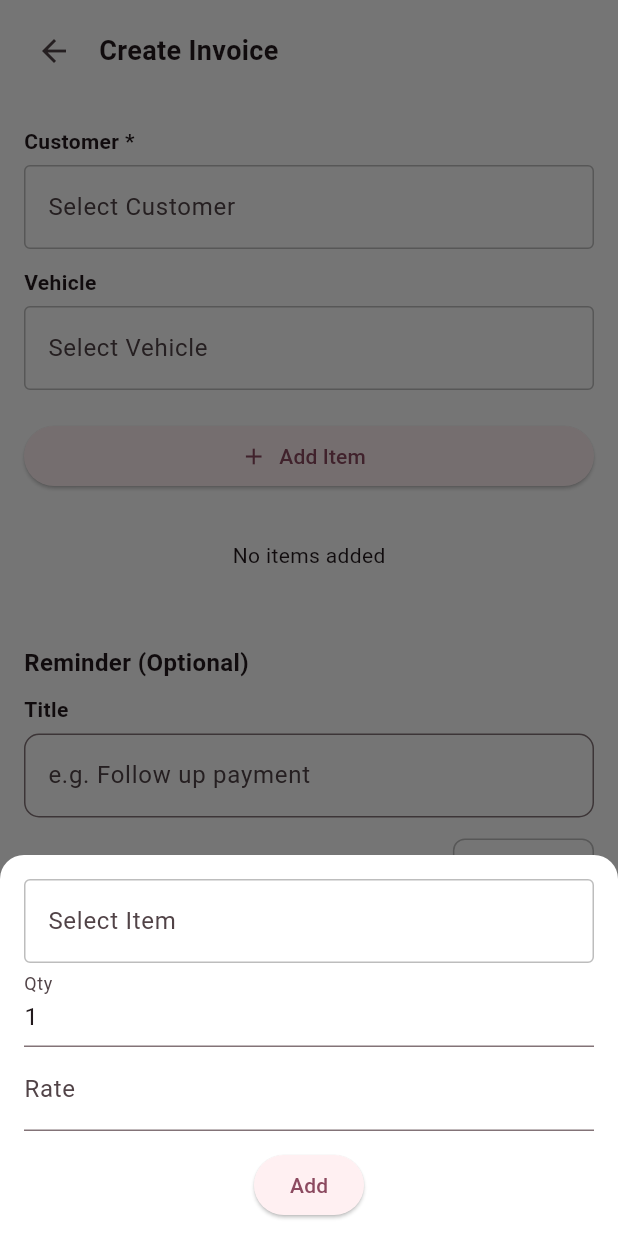
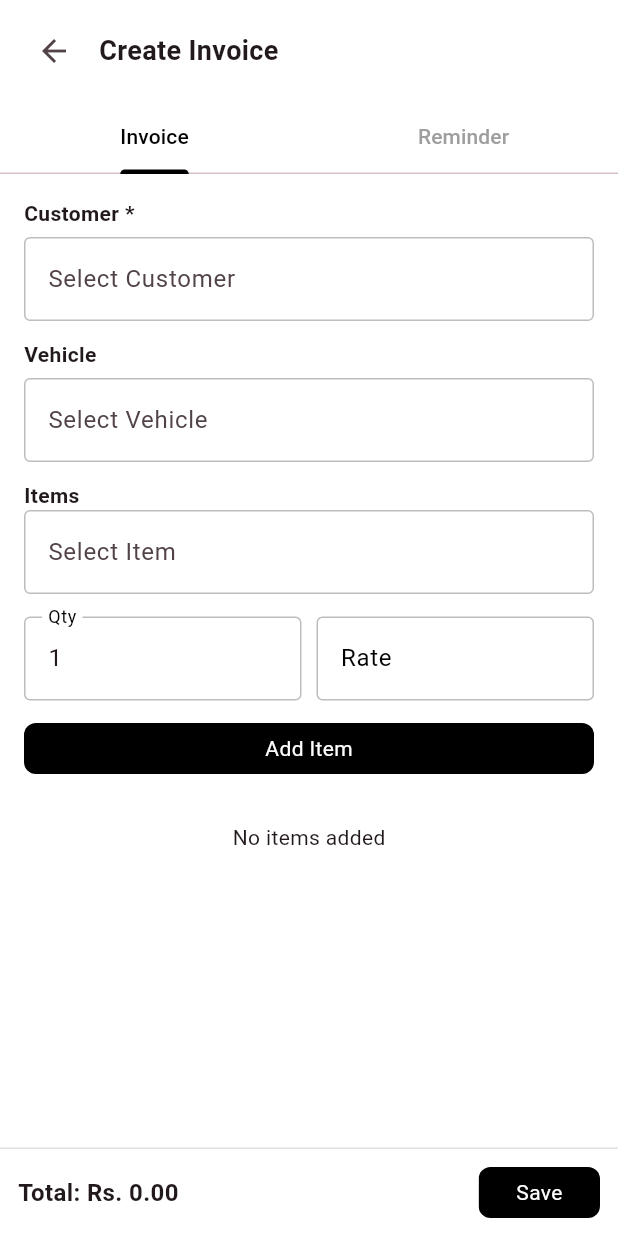
Before and after one commit to Hemal2193/The_Car_Surgeon, a Flutter app: the CreateInvoiceScreen screen opened directly, after a tap on "Add Item", on a phone screen of 412 x 824 dp. Run offline on Flutter 3.47's test engine with Material 3 defaults, Android fonts, the light colour scheme and no system bars; our stand-ins replace get, hive, hive_flutter, pdf, printing; missing offline and left inert: file_selector, syncfusion_flutter_pdfviewer, window_manager; accounts and stored records are empty.

Commit message:
refactor: Clean up imports and improve UI layout in invoice and dashboard screens

```diff
--- a/lib/main.dart
+++ b/lib/main.dart
@@ -1,7 +1,6 @@
 import 'dart:io';
 
 import 'package:flutter/material.dart';
-import 'package:flutter/services.dart';
 import 'package:get/get.dart';
 import 'package:hive_flutter/hive_flutter.dart';
 import 'package:path_provider/path_provider.dart';
--- a/lib/screens/dashboard/dashboard_screen.dart
+++ b/lib/screens/dashboard/dashboard_screen.dart
@@ -565,7 +565,7 @@ class _DashboardScreenState extends State<DashboardScreen> {
         if (customer != null) customer.name,
 
         if (vehicle != null)
-          '${vehicle.make} ${vehicle.model} (${vehicle.registrationNumber})',
+          '${vehicle.make} ${vehicle.model} \n${vehicle.registrationNumber}',
 
         // 'Due: '
         //     '${reminder.dueDate.day.toString().padLeft(2, '0')}-'
@@ -595,7 +595,7 @@ class _DashboardScreenState extends State<DashboardScreen> {
               label,
               style: TextStyle(
                 color: color,
-                fontSize: 11,
+                fontSize: 9,
                 fontWeight: FontWeight.w600,
               ),
             ),
--- a/lib/screens/invoices/create_invoice_screen.dart
+++ b/lib/screens/invoices/create_invoice_screen.dart
@@ -9,6 +9,7 @@ import 'package:tcs/utils/responsive.dart';
 import 'package:tcs/widgets/app_selector.dart';
 import 'package:tcs/widgets/app_titlebar.dart';
 import 'package:tcs/widgets/custom_button.dart';
+import 'package:tcs/widgets/delete_confirmation_dialog.dart';
 
 import '../../models/customer_model.dart';
 import '../../models/vehicle_model.dart';
@@ -319,36 +320,37 @@ class _CreateInvoiceScreenState extends State<CreateInvoiceScreen> {
   }
 
   Widget _buildMobileCreateInvoice(BuildContext context) {
-    return Scaffold(
+    return DefaultTabController(
+      length: 2,
+      child: Scaffold(
         backgroundColor: Colors.white,
         body: SafeArea(
           child: Column(
             children: [
               _mobileTopBar(),
-
-            Expanded(
-              child: ListView(
-                padding: const EdgeInsets.all(16),
-                children: [
-                  _mobileCustomerSelector(),
-                  const SizedBox(height: 12),
-
-                  _mobileVehicleSelector(),
-                  const SizedBox(height: 20),
-
-                  _mobileAddItemButton(),
-                  const SizedBox(height: 12),
-
-                  _mobileItemsList(),
-
-                  const SizedBox(height: 20),
-                  _mobileReminderSection(),
+              Container(
+                color: Colors.white,
+                child: const TabBar(
+                  labelColor: Colors.black,
+                  unselectedLabelColor: Colors.grey,
+                  indicatorColor: Colors.black,
+                  tabs: [
+                    Tab(text: 'Invoice'),
+                    Tab(text: 'Reminder'),
                   ],
                 ),
               ),
-
+              Expanded(
+                child: TabBarView(
+                  children: [
+                    _buildMobileInvoiceTab(),
+                    _buildMobileReminderTab(),
+                  ],
+                ),
+              ),
               _mobileBottomBar(),
             ],
+          ),
         ),
       ),
     );
@@ -427,13 +429,17 @@ class _CreateInvoiceScreenState extends State<CreateInvoiceScreen> {
   }
 
   Widget _mobileAddItemButton() {
-    return SizedBox(
-      width: double.infinity,
-      child: ElevatedButton.icon(
-        icon: const Icon(Icons.add),
-        label: const Text("Add Item"),
-        onPressed: _openAddItemSheet,
-      ),
+    return cButton(
+      () {
+        setState(() {
+          qty = int.tryParse(qtyController.text) ?? 1;
+          rate = double.tryParse(rateController.text) ?? 0;
+        });
+
+        addToInvoice();
+      },
+      "Add Item",
+      true,
     );
   }
 
@@ -448,6 +454,7 @@ class _CreateInvoiceScreenState extends State<CreateInvoiceScreen> {
     }
 
     return Column(
+      crossAxisAlignment: CrossAxisAlignment.start,
       children: List.generate(rows.length, (i) {
         final r = rows[i];
         return _itemCard(r, i);
@@ -456,41 +463,49 @@ class _CreateInvoiceScreenState extends State<CreateInvoiceScreen> {
   }
 
   Widget _itemCard(_InvoiceRow r, int index) {
-    return Card(
-      margin: const EdgeInsets.only(bottom: 10),
-      child: Padding(
-        padding: const EdgeInsets.all(12),
+    return Padding(
+      padding: const EdgeInsets.only(bottom: 10),
+      child: Container(
+        width: double.infinity,
+        decoration: BoxDecoration(
+          border: Border.all(color: Colors.grey.shade400),
+          borderRadius: BorderRadius.circular(8),
+        ),
+        child: Stack(
+          children: [
+            Padding(
+              padding: const EdgeInsets.symmetric(horizontal: 14, vertical: 10),
               child: Column(
                 crossAxisAlignment: CrossAxisAlignment.start,
                 children: [
+                  Row(
+                    mainAxisAlignment: MainAxisAlignment.spaceBetween,
+                    children: [
                       Text(
-              r.item.name,
-              style: const TextStyle(fontWeight: FontWeight.bold),
+                        "${r.item.name} (${r.item.type})",
+                        style: TextStyle(
+                          fontSize: 16,
+                          fontWeight: FontWeight.w600,
                         ),
-            const SizedBox(height: 6),
-
-            Text("Qty: ${r.qty} | Rate: ${r.rate}"),
-            Text("Tax: ${r.taxAmount.toStringAsFixed(2)} (${r.taxPercent}%)"),
-            Text("Total: ${r.totalAmount.toStringAsFixed(2)}"),
-
-            const SizedBox(height: 10),
-
-            Row(
-              mainAxisAlignment: MainAxisAlignment.end,
-              children: [
-                IconButton(
-                  icon: const Icon(Icons.edit, size: 18),
-                  onPressed: () {
-                    _editRow(index);
+                      ),
+                      GestureDetector(
+                        onTap: () {
+                          _deleteRow(index);
                         },
-                ),
-                IconButton(
-                  icon: const Icon(Icons.delete, size: 18),
-                  onPressed: () {
-                    setState(() => rows.removeAt(index));
-                  },
+                        child: Icon(Icons.delete_outline, color: Colors.black),
                       ),
                     ],
+                  ),
+                  Text(
+                    "Qty: ${r.qty} | Rate: ${r.rate}",
+                    style: TextStyle(fontSize: 14, color: Colors.grey.shade900),
+                  ),
+                  Text(
+                    "Tax: ${r.taxAmount.toStringAsFixed(2)} (${r.taxPercent}%)",
+                  ),
+                  Text("Total: ${r.totalAmount.toStringAsFixed(2)}"),
+                ],
+              ),
             ),
           ],
         ),
@@ -498,19 +513,19 @@ class _CreateInvoiceScreenState extends State<CreateInvoiceScreen> {
     );
   }
 
-  void _editRow(int index) {
-    final r = rows[index];
-
+  void _deleteRow(int index) {
+    showDialog(
+      context: context,
+      builder: (_) => DeleteConfirmationDialog(
+        title: 'Delete Item',
+        message: 'Are you sure you want to remove this item?',
+        onDelete: () {
           setState(() {
-      selectedItem = r.item;
-      qty = r.qty;
-      rate = r.rate;
-
-      qtyController.text = r.qty.toString();
-      rateController.text = r.rate.toString();
-
             rows.removeAt(index);
           });
+        },
+      ),
+    );
   }
 
   Widget _mobileBottomBar() {
@@ -534,67 +549,109 @@ class _CreateInvoiceScreenState extends State<CreateInvoiceScreen> {
     );
   }
 
-  void _openAddItemSheet() {
-    showModalBottomSheet(
-      context: context,
-      isScrollControlled: true,
-      backgroundColor: Colors.white,
-      shape: const RoundedRectangleBorder(
-        borderRadius: BorderRadius.vertical(top: Radius.circular(16)),
+  Widget _buildMobileInvoiceTab() {
+    return SingleChildScrollView(
+      padding: const EdgeInsets.all(16),
+      child: Column(
+        crossAxisAlignment: CrossAxisAlignment.start,
+        children: [
+          _mobileCustomerSelector(),
+          const SizedBox(height: 12),
+          _mobileVehicleSelector(),
+          const SizedBox(height: 12),
+          _addItem(),
+          _mobileAddItemButton(),
+          const SizedBox(height: 12),
+          _mobileItemsList(),
+          // const SizedBox(height: 80),
+        ],
       ),
-      builder: (context) {
-        return Padding(
-          padding: EdgeInsets.only(
-            bottom: MediaQuery.of(context).viewInsets.bottom,
-            left: 16,
-            right: 16,
-            top: 16,
-          ),
-          child: Column(
+    );
+  }
+
+  Widget _buildMobileReminderTab() {
+    return SingleChildScrollView(
+      padding: const EdgeInsets.all(16),
+      child: _mobileReminderSection(),
+    );
+  }
+
+  Widget _addItem() {
+    return Column(
+      crossAxisAlignment: CrossAxisAlignment.start,
       mainAxisSize: MainAxisSize.min,
       children: [
+        const Text("Items", style: TextStyle(fontWeight: FontWeight.w600)),
         AppSelector<Item>(
+          key: ValueKey('mobile_item_$_itemSelectorVersion'),
           items: Get.find<ItemController>().items,
           initialItem: selectedItem,
           hintText: "Select Item",
           displayText: (i) => i.name,
           searchText: (i) => i.name,
           itemBuilder: (i) => Text(i.name),
-                onSelected: (i) => selectedItem = i,
+          onSelected: (i) {
+            setState(() {
+              selectedItem = i;
+              rate = i.price ?? 0;
+              rateController.text = rate.toString();
+            });
+          },
+        ),
+        SizedBox(height: 15),
+        Row(
+          children: [
+            Expanded(
+              child: TextField(
+                controller: qtyController,
+                keyboardType: TextInputType.number,
+                onChanged: (v) {
+                  qty = int.tryParse(v) ?? 1;
+                },
+
+                decoration: const InputDecoration(
+                  labelText: "Qty",
+                  labelStyle: TextStyle(color: Colors.black),
+                  focusColor: Colors.black,
+                  border: OutlineInputBorder(
+                    borderRadius: BorderRadius.all(Radius.circular(4)),
+                  ),
+                  enabledBorder: OutlineInputBorder(
+                    borderSide: BorderSide(color: Colors.black26),
+                  ),
+                  focusedBorder: OutlineInputBorder(
+                    borderSide: BorderSide(color: Colors.black, width: 1.5),
+                  ),
+                ),
+              ),
+            ),
+            SizedBox(width: 10),
+
+            Expanded(
+              child: TextField(
+                controller: rateController,
+                keyboardType: TextInputType.number,
+                onChanged: (v) {
+                  rate = double.tryParse(v) ?? 0;
+                },
+                decoration: const InputDecoration(
+                  labelText: "Rate",
+                  labelStyle: TextStyle(color: Colors.black),
+                  border: OutlineInputBorder(),
+                  enabledBorder: OutlineInputBorder(
+                    borderSide: BorderSide(color: Colors.black26),
+                  ),
+                  focusedBorder: OutlineInputBorder(
+                    borderSide: BorderSide(color: Colors.black, width: 1.5),
+                  ),
+                ),
+              ),
+            ),
+          ],
         ),
 
-              TextField(
-                controller: qtyController,
-                keyboardType: TextInputType.number,
-                decoration: const InputDecoration(labelText: "Qty"),
-              ),
-
-              TextField(
-                controller: rateController,
-                keyboardType: TextInputType.number,
-                decoration: const InputDecoration(labelText: "Rate"),
-              ),
-
-              const SizedBox(height: 12),
-
-              ElevatedButton(
-                onPressed: () {
-                  setState(() {
-                    qty = int.tryParse(qtyController.text) ?? 1;
-                    rate = double.tryParse(rateController.text) ?? 0;
-                  });
-
-                  addToInvoice();
-                  Navigator.pop(context);
-                },
-                child: const Text("Add"),
-              ),
-
-              const SizedBox(height: 10),
+        const SizedBox(height: 15),
       ],
-          ),
-        );
-      },
     );
   }
 
```
Also changed, not shown: lib/screens/invoices/invoice_preview_screen.dart (+45 -33 lines), lib/services/invoice_pdf_preview.dart (+37 -24 lines), lib/services/invoice_pdf_service.dart (+5 -11 lines), lib/widgets/erp_mobile_tile.dart (+5 -8 lines). Lines whose indentation alone changed are shown as unchanged.
